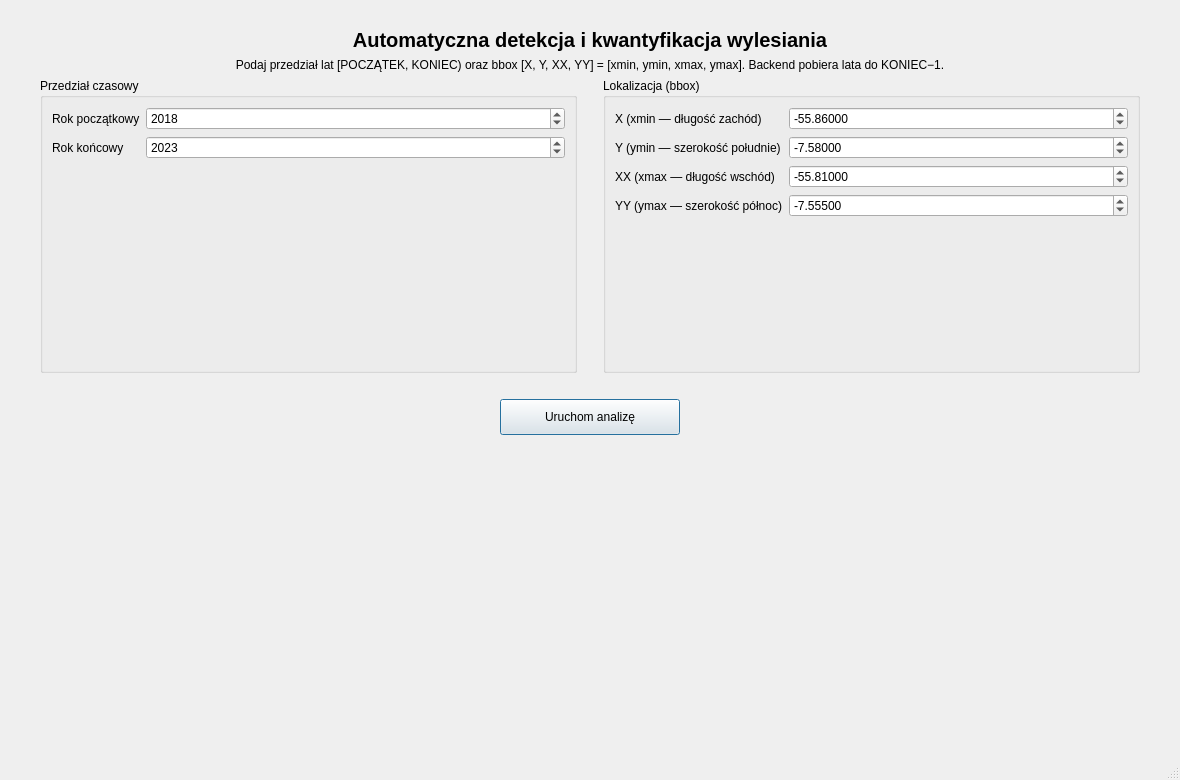
MatthewMill02/Kwantyfikacja-Wylesiania, file mainwindow.ui: the form before one commit.
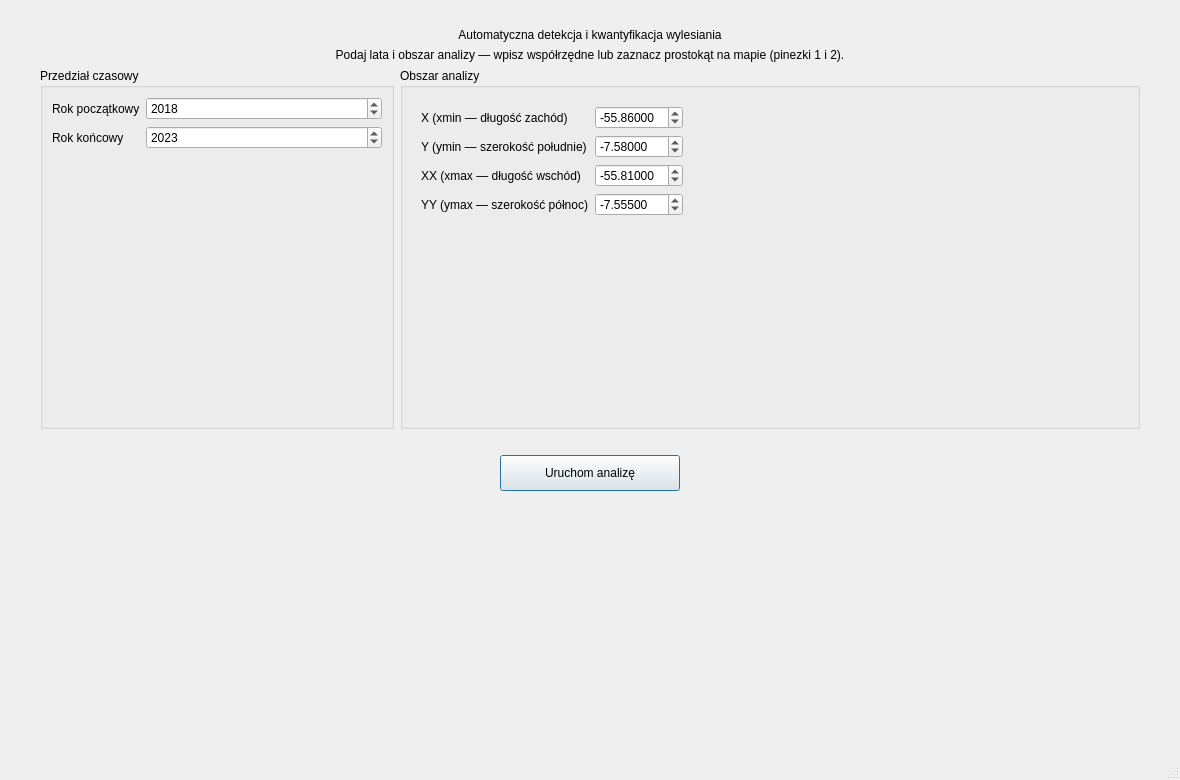
The form after the commit.

```diff
--- a/mainwindow.ui
+++ b/mainwindow.ui
@@ -48,9 +48,6 @@
         </property>
         <item>
          <widget class="QLabel" name="labelTitle">
-          <property name="styleSheet">
-           <string notr="true">font-size: 20px; font-weight: 700;</string>
-          </property>
           <property name="text">
            <string>Automatyczna detekcja i kwantyfikacja wylesiania</string>
           </property>
@@ -62,7 +59,7 @@
         <item>
          <widget class="QLabel" name="labelSubtitle">
           <property name="text">
-           <string>Podaj przedział lat [POCZĄTEK, KONIEC) oraz bbox [X, Y, XX, YY] = [xmin, ymin, xmax, ymax]. Backend pobiera lata do KONIEC−1.</string>
+           <string>Podaj lata i obszar analizy — wpisz współrzędne lub zaznacz prostokąt na mapie (pinezki 1 i 2).</string>
           </property>
           <property name="alignment">
            <set>Qt::AlignmentFlag::AlignCenter</set>
@@ -123,25 +120,20 @@
             </layout>
            </widget>
           </item>
-          <item>
-           <spacer name="spacerTop">
-            <property name="orientation">
-             <enum>Qt::Orientation::Vertical</enum>
-            </property>
-            <property name="sizeHint" stdset="0">
-             <size>
-              <width>20</width>
-              <height>16</height>
-             </size>
-            </property>
-           </spacer>
-          </item>
           <item>
            <widget class="QGroupBox" name="groupBbox">
             <property name="title">
-             <string>Lokalizacja (bbox)</string>
+             <string>Obszar analizy</string>
             </property>
-            <layout class="QFormLayout" name="formBbox">
+            <layout class="QHBoxLayout" name="bboxMapLayout">
+             <property name="spacing">
+              <number>16</number>
+             </property>
+             <item>
+              <widget class="QWidget" name="bboxFieldsWidget" native="true">
+               <layout class="QVBoxLayout" name="bboxFieldsLayout">
+                <item>
+                 <layout class="QFormLayout" name="formBbox">
              <item row="0" column="0">
               <widget class="QLabel" name="labelX">
                <property name="text">
@@ -246,6 +238,44 @@
                </property>
               </widget>
              </item>
+                </layout>
+                </item>
+                <item>
+                 <widget class="QLabel" name="labelPixelEstimate">
+                  <property name="text">
+                   <string/>
+                  </property>
+                  <property name="wordWrap">
+                   <bool>true</bool>
+                  </property>
+                 </widget>
+                </item>
+                <item>
+                 <spacer name="bboxFieldsSpacer">
+                  <property name="orientation">
+                   <enum>Qt::Orientation::Vertical</enum>
+                  </property>
+                  <property name="sizeHint" stdset="0">
+                   <size>
+                    <width>20</width>
+                    <height>40</height>
+                   </size>
+                  </property>
+                 </spacer>
+                </item>
+               </layout>
+              </widget>
+             </item>
+             <item>
+              <widget class="QWidget" name="mapContainer" native="true">
+               <property name="minimumSize">
+                <size>
+                 <width>420</width>
+                 <height>320</height>
+                </size>
+               </property>
+              </widget>
+             </item>
             </layout>
            </widget>
           </item>
@@ -253,9 +283,6 @@
         </item>
         <item>
          <widget class="QLabel" name="labelValidation">
-          <property name="styleSheet">
-           <string notr="true">color: #b00020;</string>
-          </property>
           <property name="text">
            <string/>
           </property>
```
Left out of the diff: 3 changed lines with no effect on the pictures.
